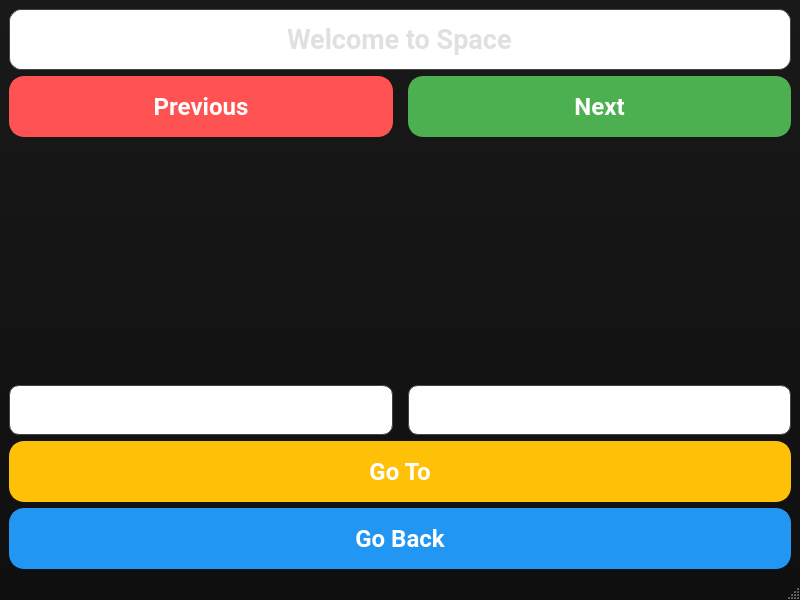
Qt form MonkeyZooManager/qt/zoo_space.ui (woobe-studio/MonkeyZooManager) before a commit.
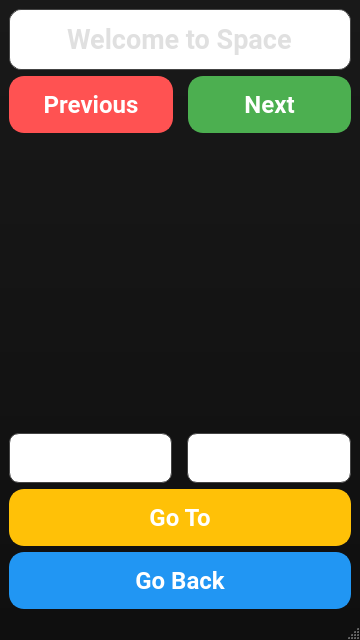
The same form after that commit.

Commit message: set size and padding for mobile devices

What changed in the file:
```diff
--- a/MonkeyZooManager/qt/zoo_space.ui
+++ b/MonkeyZooManager/qt/zoo_space.ui
@@ -6,14 +6,14 @@
    <rect>
     <x>0</x>
     <y>0</y>
-    <width>800</width>
-    <height>600</height>
+    <width>360</width>
+    <height>640</height>
    </rect>
   </property>
   <property name="minimumSize">
    <size>
-    <width>700</width>
-    <height>600</height>
+    <width>360</width>
+    <height>640</height>
    </size>
   </property>
   <property name="windowTitle">
@@ -31,9 +31,9 @@
      <widget class="QLineEdit" name="EnterTitle">
       <property name="font">
        <font>
+        <family>Roboto</family>
         <pointsize>20</pointsize>
         <bold>true</bold>
-        <family>Roboto</family>
        </font>
       </property>
       <property name="styleSheet">
@@ -77,9 +77,9 @@
          <widget class="QPushButton" name="Previous">
           <property name="font">
            <font>
+            <family>Roboto</family>
             <pointsize>18</pointsize>
             <bold>true</bold>
-            <family>Roboto</family>
            </font>
           </property>
           <property name="styleSheet">
@@ -88,7 +88,7 @@
 color: #ffffff;
 border-radius: 15px;
 border: 2px solid #FF5252;
-padding: 14px;
+padding: 12px;
 font-weight: bold;
 box-shadow: 0 4px 8px rgba(0, 0, 0, 0.2), 0 0 5px rgba(255, 255, 255, 0.2); /* Shadow with border glow */
 transition: background-color 0.3s, transform 0.3s, box-shadow 0.3s;
@@ -116,9 +116,9 @@
          <widget class="QPushButton" name="Next">
           <property name="font">
            <font>
+            <family>Roboto</family>
             <pointsize>18</pointsize>
             <bold>true</bold>
-            <family>Roboto</family>
            </font>
           </property>
           <property name="styleSheet">
@@ -127,7 +127,7 @@
 color: #ffffff;
 border-radius: 15px;
 border: 2px solid #4CAF50;
-padding: 14px;
+padding: 12px;
 font-weight: bold;
 box-shadow: 0 4px 8px rgba(0, 0, 0, 0.2), 0 0 5px rgba(255, 255, 255, 0.2); /* Shadow with border glow */
 transition: background-color 0.3s, transform 0.3s, box-shadow 0.3s;
@@ -171,9 +171,9 @@
        <widget class="QLineEdit" name="Name">
         <property name="font">
          <font>
+          <family>Roboto</family>
           <pointsize>16</pointsize>
           <bold>true</bold>
-          <family>Roboto</family>
          </font>
         </property>
         <property name="styleSheet">
@@ -203,9 +203,9 @@
        <widget class="QLineEdit" name="Space">
         <property name="font">
          <font>
+          <family>Roboto</family>
           <pointsize>16</pointsize>
           <bold>true</bold>
-          <family>Roboto</family>
          </font>
         </property>
         <property name="styleSheet">
@@ -237,9 +237,9 @@
      <widget class="QPushButton" name="GoTo">
       <property name="font">
        <font>
+        <family>Roboto</family>
         <pointsize>18</pointsize>
         <bold>true</bold>
-        <family>Roboto</family>
        </font>
       </property>
       <property name="styleSheet">
@@ -248,7 +248,7 @@
 color: #ffffff;
 border-radius: 15px;
 border: 2px solid #FFC107;
-padding: 14px;
+padding: 12px;
 font-weight: bold;
 box-shadow: 0 4px 8px rgba(0, 0, 0, 0.2), 0 0 5px rgba(255, 255, 255, 0.2); /* Shadow with border glow */
 transition: background-color 0.3s, transform 0.3s, box-shadow 0.3s;
@@ -276,9 +276,9 @@
      <widget class="QPushButton" name="GoBack">
       <property name="font">
        <font>
+        <family>Roboto</family>
         <pointsize>18</pointsize>
         <bold>true</bold>
-        <family>Roboto</family>
        </font>
       </property>
       <property name="styleSheet">
@@ -287,7 +287,7 @@
 color: #ffffff;
 border-radius: 15px;
 border: 2px solid #2196F3;
-padding: 14px;
+padding: 12px;
 font-weight: bold;
 box-shadow: 0 4px 8px rgba(0, 0, 0, 0.2), 0 0 5px rgba(255, 255, 255, 0.2); /* Shadow with border glow */
 transition: background-color 0.3s, transform 0.3s, box-shadow 0.3s;
```
Left out of the diff: 6 changed lines with no effect on the pictures. The commit also changes 2 other files.
